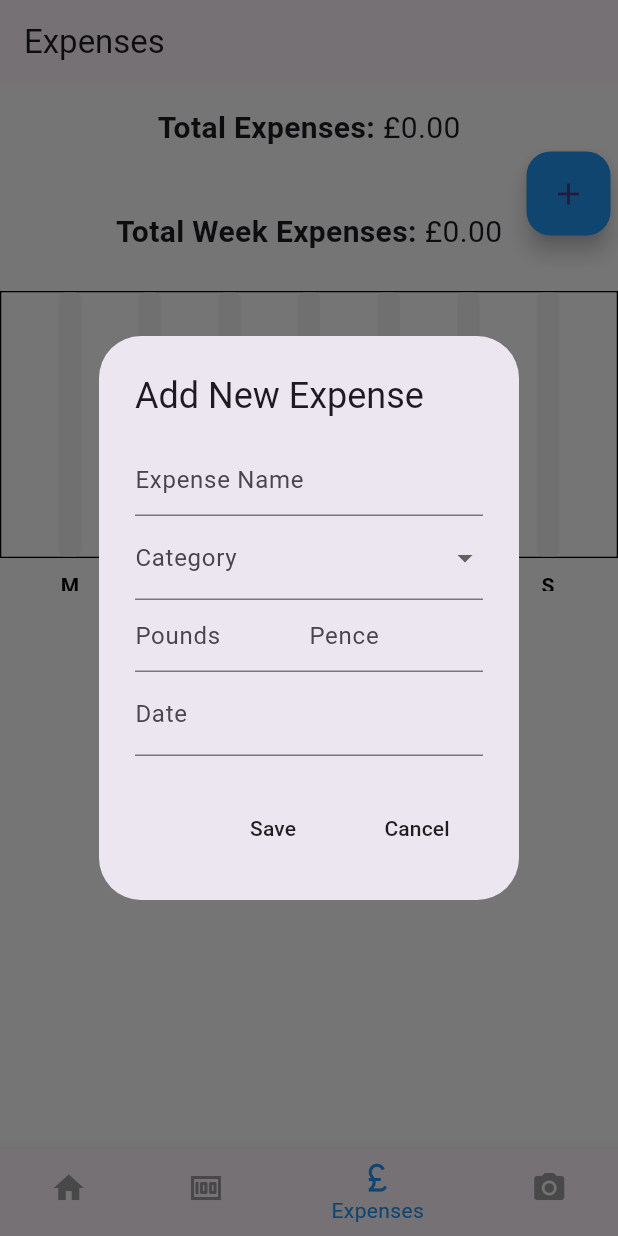
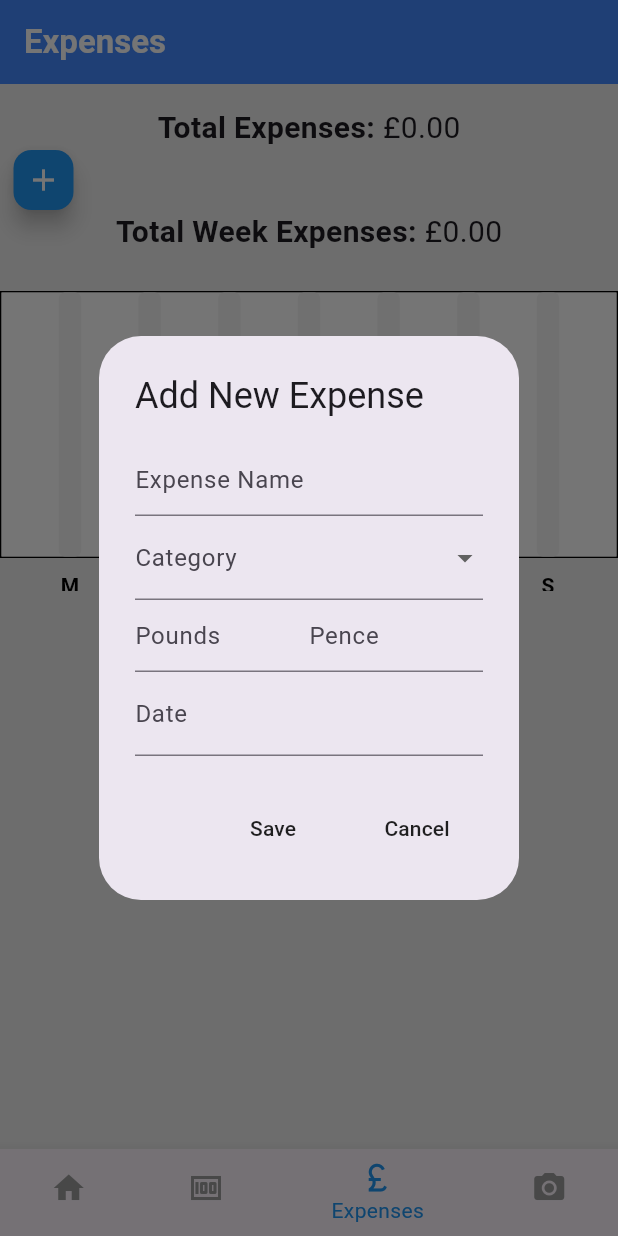
Before and after one commit to LTownsend99/Budget_App, a Flutter app: the HomePage screen opened directly, item 3 of the bottom bar chosen, after a tap on the "add" icon, on a phone screen of 412 x 824 dp. Run offline on Flutter 3.47's test engine with Material 3 defaults, Android fonts, the phone set to English and light mode, and no system bars; drawn by our look-alikes of fl_chart; our stand-ins replace flutter_slidable, hive, hive_flutter, image_cropper, image_picker; missing offline and left inert: google_mlkit_text_recognition, passcode_screen; accounts and stored records are empty.

Commit message:
Reformat files and add the budget chart to the home page

```diff
--- a/lib/graphs/bar_data.dart
+++ b/lib/graphs/daily_bar_data.dart
@@ -1,6 +1,6 @@
-import 'package:budget_app/graphs/individual_bar.dart';
+import 'package:budget_app/graphs/daily_individual_bar.dart';
 
-class BarData
+class DailyBarData
 {
   final double mondayAmount;
   final double tuesdayAmount;
@@ -10,7 +10,7 @@ class BarData
   final double saturdayAmount;
   final double sundayAmount;
 
-  BarData({
+  DailyBarData({
     required this.mondayAmount,
     required this.tuesdayAmount,
     required this.wednesdayAmount,
@@ -20,31 +20,31 @@ class BarData
     required this.sundayAmount
 });
 
-  List<IndividualBar> barData = [];
+  List<DailyIndividualBar> barData = [];
 
   void initializeBarData()
   {
     barData = [
       //Monday
-      IndividualBar(x: 0, y: mondayAmount),
+      DailyIndividualBar(x: 0, y: mondayAmount),
 
       //Tuesday
-      IndividualBar(x: 1, y: tuesdayAmount),
+      DailyIndividualBar(x: 1, y: tuesdayAmount),
 
       //Wednesday
-      IndividualBar(x: 2, y: wednesdayAmount),
+      DailyIndividualBar(x: 2, y: wednesdayAmount),
 
       //Thursday
-      IndividualBar(x: 3, y: thursdayAmount),
+      DailyIndividualBar(x: 3, y: thursdayAmount),
 
       //Friday
-      IndividualBar(x: 4, y: fridayAmount),
+      DailyIndividualBar(x: 4, y: fridayAmount),
 
       //Saturday
-      IndividualBar(x: 5, y: saturdayAmount),
+      DailyIndividualBar(x: 5, y: saturdayAmount),
 
       //Sunday
-      IndividualBar(x: 6, y: sundayAmount)
+      DailyIndividualBar(x: 6, y: sundayAmount)
     ];
   }
 }
--- a/lib/graphs/daily_bar_graph.dart
+++ b/lib/graphs/daily_bar_graph.dart
@@ -1,4 +1,4 @@
-import 'package:budget_app/graphs/bar_data.dart';
+import 'package:budget_app/graphs/daily_bar_data.dart';
 import 'package:flutter/material.dart';
 import 'package:fl_chart/fl_chart.dart';
 
@@ -25,7 +25,7 @@ class DailyBarGraph extends StatelessWidget {
 
   @override
   Widget build(BuildContext context) {
-    BarData barData = BarData(
+    DailyBarData dailyBarData = DailyBarData(
         mondayAmount: mondayAmount,
         tuesdayAmount: tuesdayAmount,
         wednesdayAmount: wednesdayAmount,
@@ -34,7 +34,7 @@ class DailyBarGraph extends StatelessWidget {
         saturdayAmount: saturdayAmount,
         sundayAmount: sundayAmount);
 
-    barData.initializeBarData();
+    dailyBarData.initializeBarData();
 
     return BarChart(BarChartData(
       maxY: 200,
@@ -52,7 +52,7 @@ class DailyBarGraph extends StatelessWidget {
       ),
       gridData: const FlGridData(show: false),
       borderData: FlBorderData(show: true),
-      barGroups: barData.barData
+      barGroups: dailyBarData.barData
           .map(
             (data) => BarChartGroupData(
               x: data.x,
--- /dev/null
+++ b/lib/graphs/daily_individual_bar.dart
@@ -0,0 +1,7 @@
+class DailyIndividualBar{
+
+  final int x;
+  final double y;
+
+  DailyIndividualBar({required this.x, required this.y});
+}
--- a/lib/graphs/individual_bar.dart
+++ /dev/null
@@ -1,7 +0,0 @@
-class IndividualBar{
-
-  final int x;
-  final double y;
-
-  IndividualBar({required this.x, required this.y});
-}
--- a/lib/pages/expenses.dart
+++ b/lib/pages/expenses.dart
@@ -45,7 +45,7 @@ class _MyExpensePageState extends State<ExpensesPage> {
             ),
             // Weekly summary
             ExpenseSummary(startOfWeek: value.startOfWeekDate()),
-            const SizedBox(height: 10),
+            const SizedBox(height: 20),
             // Expense list
             SingleChildScrollView(
               child: Column(
--- a/lib/pages/home.dart
+++ b/lib/pages/home.dart
@@ -1,6 +1,7 @@
+import 'package:budget_app/components/budget_summary.dart';
 import 'package:budget_app/components/expense_summary.dart';
 import 'package:budget_app/data/expense_data.dart';
-import 'package:budget_app/data/budget_data.dart'; // Import BudgetData
+import 'package:budget_app/data/budget_data.dart';
 import 'package:budget_app/datetime/date_time_helper.dart';
 import 'package:budget_app/models/expense_item.dart';
 import 'package:budget_app/pages/scanner.dart';
@@ -22,7 +23,7 @@ class _MyHomePageState extends State<HomePage> {
   final newExpensePoundController = TextEditingController();
   final newExpensePenceController = TextEditingController();
   final newExpenseDateController = TextEditingController();
-  final GlobalKey<ExpenseSummaryState> expenseSummaryKey =
+  final GlobalKey<ExpenseSummaryState> expenseDailySummaryKey =
       GlobalKey<ExpenseSummaryState>();
   int selectedIndex = 0;
   String selectedCategory = 'Food & Drink';
@@ -177,8 +178,9 @@ class _MyHomePageState extends State<HomePage> {
       Consumer2<ExpenseData, BudgetData>(
         builder: (context, expenseData, budgetData, child) {
           final budget = budgetData.getBudgetAmount();
-          Map<String, double> categoryTotals = expenseData
-              .calculateCategoryTotals(); // Calculate category totals
+          String totalExpenses = expenseData
+              .getTotalExpenses()
+              .toStringAsFixed(2); // Calculate category totals
           return ListView(
             children: [
               Padding(
@@ -202,9 +204,32 @@ class _MyHomePageState extends State<HomePage> {
                 ),
               ),
               ExpenseSummary(
-                key: expenseSummaryKey,
+                key: expenseDailySummaryKey,
                 startOfWeek:
                     Provider.of<ExpenseData>(context).startOfWeekDate(),
+              ),
+              const SizedBox(
+                height: 25,
+              ),
+              Padding(
+                padding: const EdgeInsets.all(25.0),
+                child: Row(
+                  mainAxisAlignment: MainAxisAlignment.center,
+                  children: [
+                    const Text(
+                      'Total Expenses: ',
+                      style: TextStyle(fontWeight: FontWeight.bold, fontSize: 20),
+                    ),
+                    Text(
+                      '£$totalExpenses',
+                      style: const TextStyle(fontSize: 20),
+                    ),
+                  ],
+                ),
+              ),
+              BudgetSummary(
+                budget: double.parse(budget),
+                totalExpenses: double.parse(totalExpenses),
               ),
               const SizedBox(
                 height: 15,
@@ -221,26 +246,29 @@ class _MyHomePageState extends State<HomePage> {
     List<String> pageTitles = ['Home', 'Budgeting', 'Expenses', 'Scanner'];
 
     return Scaffold(
-      backgroundColor: Colors.white,
+      backgroundColor: Colors.grey[200],
       body: Stack(
         children: [
           pages[selectedIndex],
           Positioned(
-            top: 45.0,
-            right: 5.0,
+            top: 40.0,
+            left: 5.0,
             child: Visibility(
               visible: isExpenseOrHomePage(),
               child: FloatingActionButton(
                 backgroundColor: Colors.blue,
                 onPressed: addNewExpense,
-                child: const Icon(Icons.add),
+                mini: true,
+                child: const Icon(Icons.add, color: Colors.white,),
               ),
             ),
           ),
         ],
       ),
       appBar: AppBar(
-        title: Text(pageTitles[selectedIndex]),
+        title: Text(pageTitles[selectedIndex],
+          style: const TextStyle(color: Colors.white, fontWeight: FontWeight.bold),),
+        backgroundColor: Colors.blueAccent,
       ),
       bottomNavigationBar: BottomNavigationBar(
         unselectedItemColor: Colors.grey,
--- a/lib/pages/scanner.dart
+++ b/lib/pages/scanner.dart
@@ -1,5 +1,3 @@
-import 'dart:developer';
-
 import 'package:budget_app/Utils/image_picker_class.dart';
 import 'package:budget_app/models/image_picker.dart';
 import 'package:budget_app/pages/image_cropper_page.dart';
@@ -18,7 +16,7 @@ class _MyScannerPageState extends State<ScannerPage> {
   @override
   Widget build(BuildContext context) {
     return Scaffold(
-      backgroundColor: Colors.white, // Set the background color to white
+      backgroundColor: Colors.grey[200],
 
       body: Stack(
         children: [
```
Also changed, not shown: lib/components/expense_monthly_summary.dart (deleted, +0 -180 lines), lib/data/expense_data.dart (+46 -6 lines), lib/datetime/date_time_helper.dart (+12 -0 lines), lib/pages/budgeting.dart (+15 -6 lines), lib/pages/passcode.dart (+7 -2 lines).
